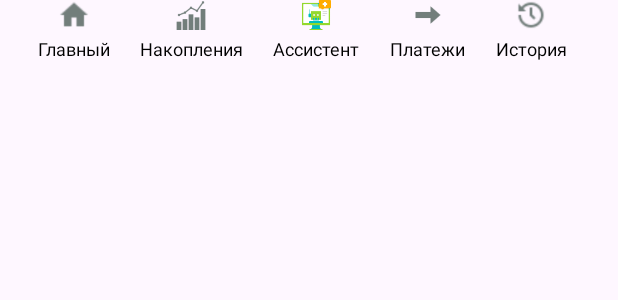
After one commit to galkinnikita221/PR11_01_03_MDK, an Android app: the layout navigation_menu.xml on its own in the app's theme, with its tools: preview values and no code run, on a phone screen of 412 x 824 dp. The commit adds this screen. Shown: the top 300 px of the screen. Run offline under Robolectric (Android 15) with nearby library versions, the light colour scheme and no system bars.

Commit message:
Сделано меню. Галкин

```diff
--- a/app/src/main/res/layout/activity_main.xml
+++ b/app/src/main/res/layout/activity_main.xml
@@ -1648,7 +1648,18 @@
 
                 </LinearLayout>
 
-        </LinearLayout>
+                <LinearLayout
+                    android:layout_width="match_parent"
+                    android:layout_height="wrap_content"
+                    android:orientation="horizontal">
+
+                    <include
+                        layout="@layout/navigation_menu" />
+
+                </LinearLayout>
+
+
+            </LinearLayout>
 
     </ScrollView>
 
--- /dev/null
+++ b/app/src/main/res/layout/navigation_menu.xml
@@ -0,0 +1,129 @@
+<?xml version="1.0" encoding="utf-8"?>
+<androidx.constraintlayout.widget.ConstraintLayout xmlns:android="http://schemas.android.com/apk/res/android"
+    xmlns:tools="http://schemas.android.com/tools"
+    android:layout_width="match_parent"
+    android:layout_height="match_parent">
+
+    <LinearLayout
+        android:layout_width="match_parent"
+        android:layout_height="wrap_content"
+        android:orientation="horizontal"
+        tools:ignore="MissingConstraints">
+
+        <LinearLayout
+            android:layout_width="wrap_content"
+            android:layout_height="wrap_content"
+            android:layout_marginLeft="25dp"
+            android:orientation="vertical"
+            android:gravity="center">
+
+            <ImageView
+                android:id="@+id/nav_item1_image"
+                android:layout_width="20dp"
+                android:layout_height="20dp"
+                android:src="@drawable/home_footers"
+                android:scaleType="centerInside"/>
+
+            <TextView
+                android:layout_width="wrap_content"
+                android:layout_height="wrap_content"
+                android:text="Главный"
+                android:textColor="#000000"
+                android:textSize="12sp"
+                android:paddingTop="4dp"/>
+        </LinearLayout>
+
+        <LinearLayout
+            android:layout_width="wrap_content"
+            android:layout_marginLeft="20dp"
+            android:layout_height="wrap_content"
+            android:orientation="vertical"
+            android:gravity="center">
+
+            <ImageView
+                android:layout_width="20dp"
+                android:layout_height="20dp"
+                android:src="@drawable/nakop_footer"
+                android:scaleType="centerInside"/>
+
+            <TextView
+                android:layout_width="wrap_content"
+                android:layout_height="wrap_content"
+                android:text="Накопления"
+                android:textColor="#000000"
+                android:textSize="12sp"
+                android:paddingTop="4dp"/>
+        </LinearLayout>
+
+        <LinearLayout
+            android:layout_width="wrap_content"
+            android:layout_marginLeft="20dp"
+            android:layout_height="wrap_content"
+            android:orientation="vertical"
+            android:gravity="center">
+
+            <ImageView
+                android:id="@+id/nav_item2_image"
+                android:layout_width="20dp"
+                android:layout_height="20dp"
+                android:src="@drawable/assistent"
+                android:scaleType="centerInside"/>
+
+            <TextView
+                android:layout_width="wrap_content"
+                android:layout_height="wrap_content"
+                android:text="Ассистент"
+                android:textColor="#000000"
+                android:textSize="12sp"
+                android:paddingTop="4dp"/>
+        </LinearLayout>
+
+        <LinearLayout
+            android:layout_width="wrap_content"
+            android:layout_marginLeft="20dp"
+            android:layout_height="wrap_content"
+            android:orientation="vertical"
+            android:gravity="center">
+
+            <ImageView
+                android:layout_width="20dp"
+                android:layout_height="20dp"
+                android:src="@drawable/arrowright_footer"
+                android:scaleType="centerInside"/>
+
+            <TextView
+                android:id="@+id/nav_item2_text"
+                android:layout_width="wrap_content"
+                android:layout_height="wrap_content"
+                android:text="Платежи"
+                android:textColor="#000000"
+                android:textSize="12sp"
+                android:paddingTop="4dp"/>
+        </LinearLayout>
+
+        <LinearLayout
+            android:layout_width="wrap_content"
+            android:layout_marginLeft="20dp"
+            android:layout_height="wrap_content"
+            android:orientation="vertical"
+            android:gravity="center">
+
+            <ImageView
+                android:layout_width="20dp"
+                android:layout_height="20dp"
+                android:src="@drawable/history_footer"
+                android:scaleType="centerInside"/>
+
+            <TextView
+                android:layout_width="wrap_content"
+                android:layout_height="wrap_content"
+                android:text="История"
+                android:textColor="#000000"
+                android:textSize="12sp"
+                android:paddingTop="4dp"/>
+        </LinearLayout>
+
+    </LinearLayout>
+
+
+</androidx.constraintlayout.widget.ConstraintLayout>
```
Also changed, not shown: app/src/main/res/drawable/arrowright_footer.png (added), app/src/main/res/drawable/assistent.png (added), app/src/main/res/drawable/history_footer.png (added), app/src/main/res/drawable/home_footer.png (added), app/src/main/res/drawable/home_footers.png (added), app/src/main/res/drawable/nakop_footer.png (added).
